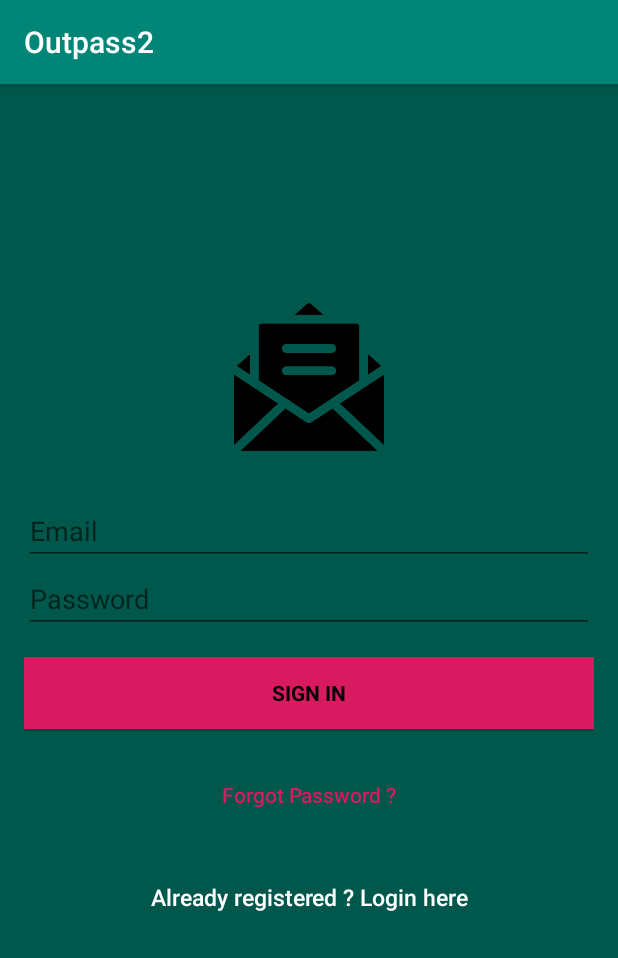
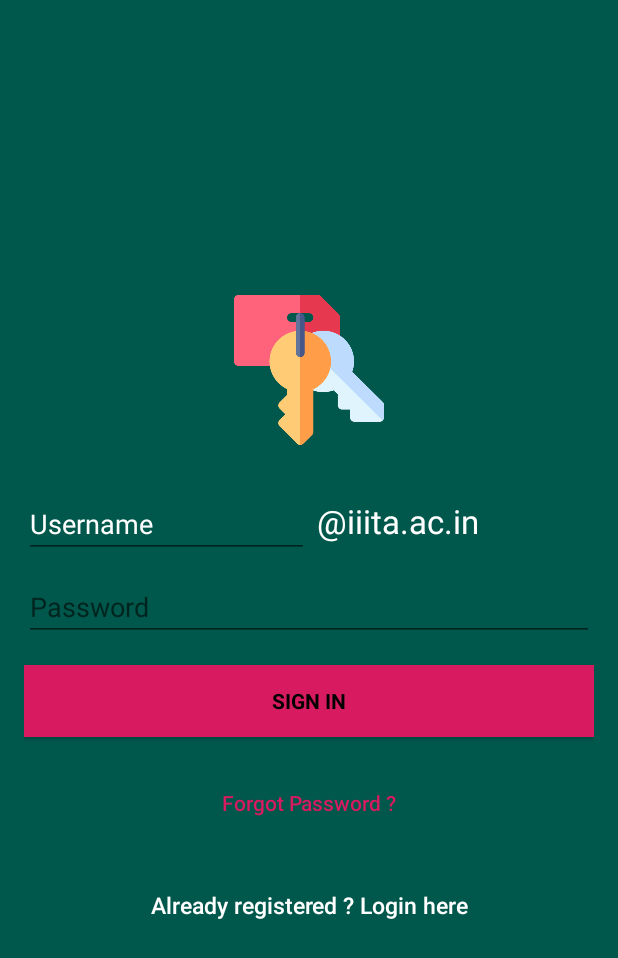
Before and after one commit to BabesGotByte/Outpass2, an Android app: the fragment RegisterFragment placed in its activity, on a phone screen of 412 x 824 dp. Shown: the top 958 px of the screen. Run offline under Robolectric (Android 15) with nearby library versions, the light colour scheme and no system bars; our stand-ins replace Firebase (no records; nobody signed in at launch, a user with empty details on screens opened directly); 1 statement that could not run was skipped.

Commit message:
UI changes

```diff
--- a/app/src/main/AndroidManifest.xml
+++ b/app/src/main/AndroidManifest.xml
@@ -6,7 +6,7 @@
 
     <application
         android:allowBackup="true"
-        android:icon="@mipmap/ic_launcher"
+        android:icon="@drawable/keys"
         android:label="@string/app_name"
         android:roundIcon="@mipmap/ic_launcher_round"
         android:supportsRtl="true"
--- a/app/src/main/java/com/example/outpass2/LoginFragment.java
+++ b/app/src/main/java/com/example/outpass2/LoginFragment.java
@@ -72,7 +72,7 @@
         btnLogin.setOnClickListener(new View.OnClickListener() {
             @Override
             public void onClick(View v) {
-                String email = inputEmail.getText().toString();
+                String email = inputEmail.getText().toString().trim()+"@iiita.ac.in";
                 final String password = inputPassword.getText().toString();
 
                 if (TextUtils.isEmpty(email)) {
--- a/app/src/main/java/com/example/outpass2/MainActivity.java
+++ b/app/src/main/java/com/example/outpass2/MainActivity.java
@@ -26,7 +26,7 @@
         //progressBar = (ProgressBar) findViewById(R.id.progress);
 
         try {
-            InputStream inputStream = getAssets().open("tenor.gif");
+            InputStream inputStream = getAssets().open("g1.gif");
             byte[] bytes = IOUtils.toByteArray(inputStream);
             gifImageView.setBytes(bytes);
             gifImageView.startAnimation();
--- a/app/src/main/java/com/example/outpass2/RegisterFragment.java
+++ b/app/src/main/java/com/example/outpass2/RegisterFragment.java
@@ -66,7 +66,7 @@
             @Override
             public void onClick(View v) {
 
-                String email = inputEmail.getText().toString().trim();
+                String email = inputEmail.getText().toString().trim()+"@iiita.ac.in";
                 String password = inputPassword.getText().toString().trim();
 
                 if (TextUtils.isEmpty(email)) {
@@ -99,7 +99,7 @@
                                     Toast.makeText(getContext(), "Authentication failed." + task.getException(),
                                             Toast.LENGTH_SHORT).show();
                                 } else {
-                                    startActivity(new Intent(getContext(), navbar.class));
+                                    startActivity(new Intent(getContext(), signup.class));
                                     getActivity().finish();
                                 }
                             }
--- a/app/src/main/java/com/example/outpass2/photo.java
+++ b/app/src/main/java/com/example/outpass2/photo.java
@@ -59,9 +59,8 @@
                 }
             }
         }
-//        if(i==2) {
-//            startActivity(new Intent(photo.this, navbar.class));
-//        }
+        photosStorage p=new photosStorage(photos);
+//
     }
 
     @Override
@@ -92,5 +91,6 @@
             startActivity(new Intent(photo.this, navbar.class));
         }
         //imageview.setImageBitmap(bitmap);
+        photosStorage p=new photosStorage(photos);
     }
 }
--- a/app/src/main/res/layout/activity_main.xml
+++ b/app/src/main/res/layout/activity_main.xml
@@ -11,6 +11,7 @@
     android:paddingRight="16dp"
     android:paddingTop="16dp"
     android:paddingBottom="16dp"
+    android:background="#000"
     >
 
     <com.felipecsl.gifimageview.library.GifImageView
--- a/app/src/main/res/layout/fragment_register.xml
+++ b/app/src/main/res/layout/fragment_register.xml
@@ -24,19 +24,36 @@
                 android:layout_height="100dp"
                 android:layout_gravity="center_horizontal"
                 android:layout_marginBottom="30dp"
-                android:src="@drawable/email" />
+                android:src="@drawable/keys" />
 
 
 
-            <EditText
-                android:id="@+id/CustId"
+            <LinearLayout
                 android:layout_width="match_parent"
-                android:layout_height="wrap_content"
-                android:hint="Email"
-                android:inputType="textEmailAddress"
-                android:maxLines="1"
-                android:singleLine="true"
-                android:textColor="@android:color/white" />
+                android:layout_height="wrap_content">
+
+                <EditText
+                    android:id="@+id/CustId"
+                    android:layout_width="match_parent"
+                    android:layout_height="wrap_content"
+                    android:layout_marginBottom="10dp"
+                    android:hint="Username"
+                    android:layout_weight="1"
+                    android:textColor="@android:color/white"
+                    android:textColorHint="@android:color/white" />
+
+                <TextView
+                    android:layout_width="match_parent"
+                    android:layout_weight="1"
+                    android:layout_height="wrap_content"
+                    android:layout_marginBottom="10dp"
+                    android:text=" @iiita.ac.in"
+                    android:textAppearance="@style/TextAppearance.AppCompat.Large"
+                    android:textColor="@android:color/white"
+                    android:textColorHint="@android:color/white" />
+
+
+            </LinearLayout>
 
 
 
--- a/app/src/main/res/layout/fragment_reset_password.xml
+++ b/app/src/main/res/layout/fragment_reset_password.xml
@@ -29,7 +29,7 @@
                 android:layout_height="100dp"
                 android:layout_gravity="center_horizontal"
                 android:layout_marginBottom="10dp"
-                android:src="@drawable/email" />
+                android:src="@drawable/keys" />
 
             <TextView
                 android:layout_width="wrap_content"
--- a/app/src/main/res/values/styles.xml
+++ b/app/src/main/res/values/styles.xml
@@ -1,7 +1,7 @@
 <resources>
 
     <!-- Base application theme. -->
-    <style name="AppTheme" parent="Theme.AppCompat.Light.DarkActionBar">
+    <style name="AppTheme" parent="Theme.AppCompat.Light.NoActionBar">
         <!-- Customize your theme here. -->
         <item name="colorPrimary">@color/colorPrimary</item>
         <item name="colorPrimaryDark">@color/colorPrimaryDark</item>
```
Also changed, not shown: app/src/main/java/com/example/outpass2/photosStorage.java (added, +21 -0 lines), app/src/main/java/com/example/outpass2/signup.java (+7 -0 lines), app/src/main/res/layout/activity_signup.xml (+22 -24 lines), app/src/main/res/layout/fragment_login.xml (+21 -4 lines), app/src/main/assets/g1.gif (added), app/src/main/assets/g3.png (added), app/src/main/res/drawable/keys.png (added), 1 other file.
